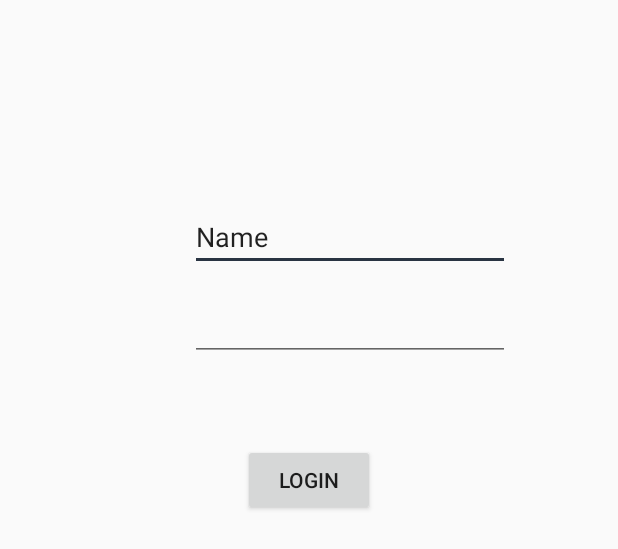
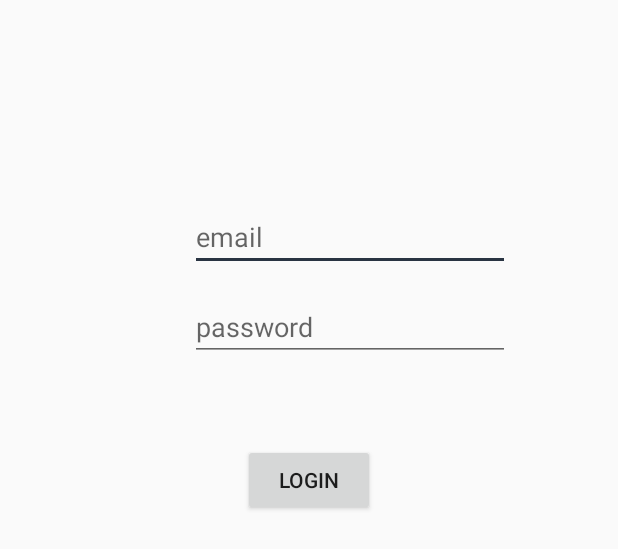
Before and after one commit to mohamednagy018/Sentiment-Analysis, an Android app: the layout activity_login.xml on its own in the app's theme, with its tools: preview values and no code run, on a phone screen of 412 x 824 dp. Shown: the top 549 px of the screen. Run offline under Robolectric (Android 15) with nearby library versions, the phone set to English and light mode, and no system bars.

Commit message:
login connected to database

```diff
--- a/Test_3/app/build.gradle
+++ b/Test_3/app/build.gradle
@@ -29,3 +29,6 @@ dependencies {
     compile 'com.android.support:design:26.+'
     testCompile 'junit:junit:4.12'
 }
+android {
+    useLibrary 'org.apache.http.legacy'
+}
--- a/Test_3/app/src/main/AndroidManifest.xml
+++ b/Test_3/app/src/main/AndroidManifest.xml
@@ -2,6 +2,8 @@
 <manifest xmlns:android="http://schemas.android.com/apk/res/android"
     package="com.example.mezo_.test_3">
 
+    <uses-permission android:name="android.permission.INTERNET"/>
+    <uses-permission android:name="android.permission.ACCESS_NETWORK_STATE" />
     <application
         android:allowBackup="true"
         android:icon="@mipmap/ic_launcher"
@@ -9,7 +11,7 @@
         android:roundIcon="@mipmap/ic_launcher_round"
         android:supportsRtl="true"
         android:theme="@style/AppTheme">
-        <activity android:name=".WelcomeActivity">
+        <activity android:name=".LoginActivity">
             <intent-filter>
                 <action android:name="android.intent.action.MAIN" />
 
@@ -21,7 +23,7 @@
             android:label="@string/title_activity_home"
             android:theme="@style/AppTheme" />
         <activity
-            android:name=".LoginActivity"
+            android:name=".WelcomeActivity"
             android:label="@string/title_activity_welcome"
             android:theme="@style/AppTheme" />
         <activity android:name=".HomeActivity"></activity>
--- a/Test_3/app/src/main/res/layout/activity_login.xml
+++ b/Test_3/app/src/main/res/layout/activity_login.xml
@@ -7,22 +7,23 @@
     tools:context="com.example.mezo_.test_3.LoginActivity">
 
     <EditText
-        android:id="@+id/editText5"
+        android:id="@+id/email"
         android:layout_width="wrap_content"
         android:layout_height="wrap_content"
         android:ems="10"
         android:inputType="textPersonName"
-        android:text="Name"
+        android:hint="email"
         app:layout_constraintTop_toTopOf="parent"
         android:layout_marginTop="135dp"
         android:layout_marginRight="72dp"
         app:layout_constraintRight_toRightOf="parent" />
 
     <EditText
-        android:id="@+id/editText6"
+        android:id="@+id/pass"
         android:layout_width="wrap_content"
         android:layout_height="wrap_content"
         android:ems="10"
+        android:hint="password"
         android:inputType="textPassword"
         app:layout_constraintTop_toTopOf="parent"
         android:layout_marginTop="195dp"
--- a/Test_3/build.gradle
+++ b/Test_3/build.gradle
@@ -5,7 +5,7 @@ buildscript {
         jcenter()
     }
     dependencies {
-        classpath 'com.android.tools.build:gradle:2.2.3'
+        classpath 'com.android.tools.build:gradle:2.3.1'
 
         // NOTE: Do not place your application dependencies here; they belong
         // in the individual module build.gradle files
```
Also changed, not shown: Test_3/app/src/main/java/com/example/mezo_/test_3/LoginActivity.java (+76 -1 lines), Test_3/gradle/wrapper/gradle-wrapper.properties.
